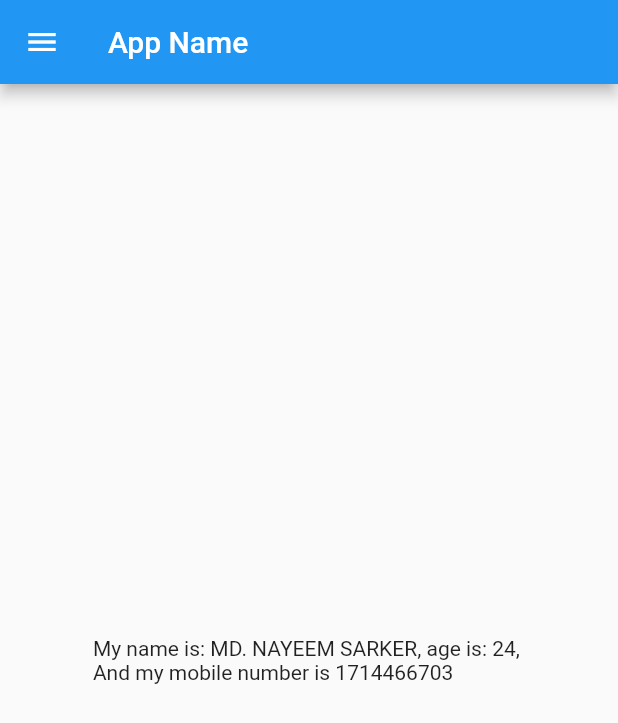
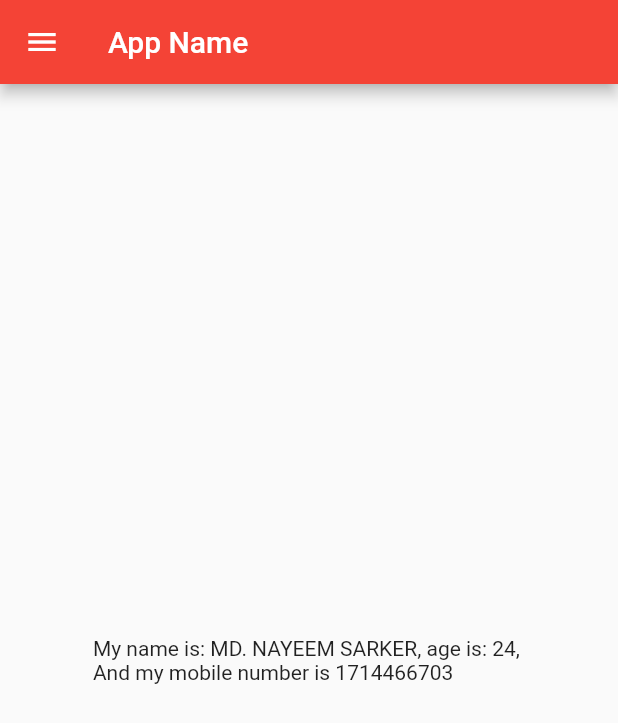
Before and after one commit to mdnayeemsarker/FlutterDeepLearning, a Flutter app: the screen it shows after launch, on a phone screen of 412 x 824 dp. Shown: the top 723 px of the screen. Run offline on Flutter 3.47's test engine with Material 2 defaults, Android fonts, the phone set to English and light mode, and no system bars.

Commit message:
ThemeMode and dark theme

```diff
--- a/lib/main.dart
+++ b/lib/main.dart
@@ -1,5 +1,5 @@
 import 'package:flutter/material.dart';
-import 'package:flutter_dl/home_page.dart';
+import 'package:flutter_dl/pages/home_page.dart';
 
 void main() {
   runApp(MyApp());
@@ -8,10 +8,13 @@ void main() {
 class MyApp extends StatelessWidget {
   @override
   Widget build(BuildContext context) {
-
-
     return MaterialApp(
-      home: HomePage()
+      home: HomePage(),
+      themeMode: ThemeMode.light,
+      theme: ThemeData(primarySwatch: Colors.red),
+      darkTheme: ThemeData(brightness: Brightness.dark
+          // primarySwatch: Colors.blueGrey
+          ),
     );
   }
 }
```
Also changed, not shown: lib/pages/home_page.dart (renamed from lib/home_page.dart).
